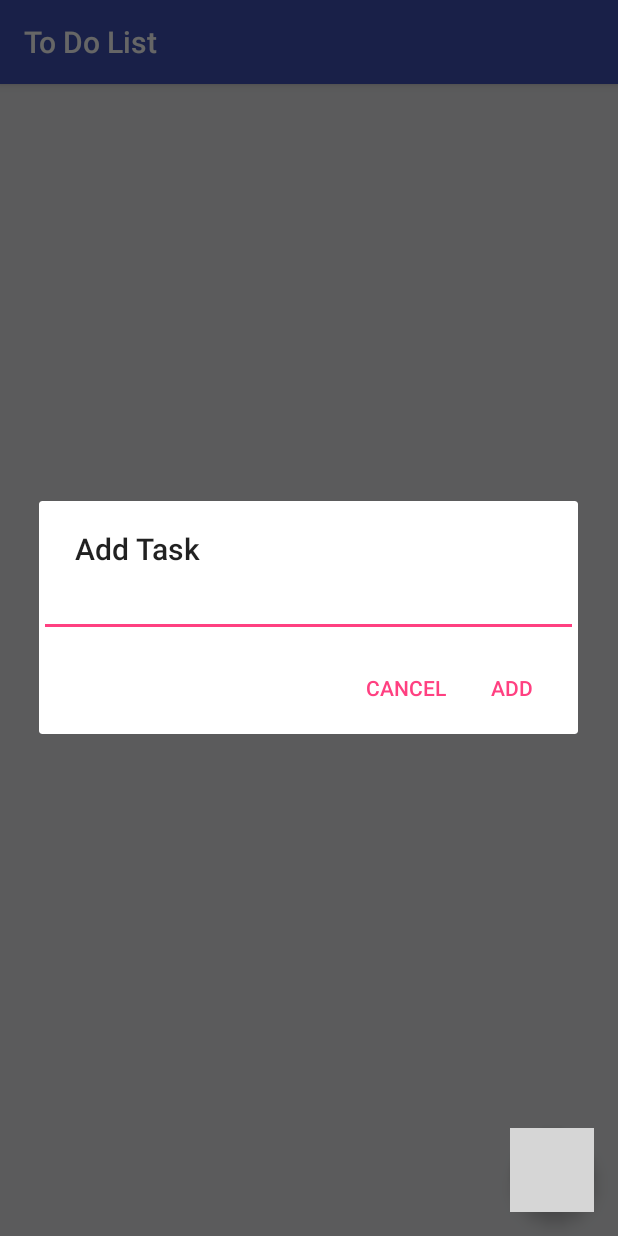
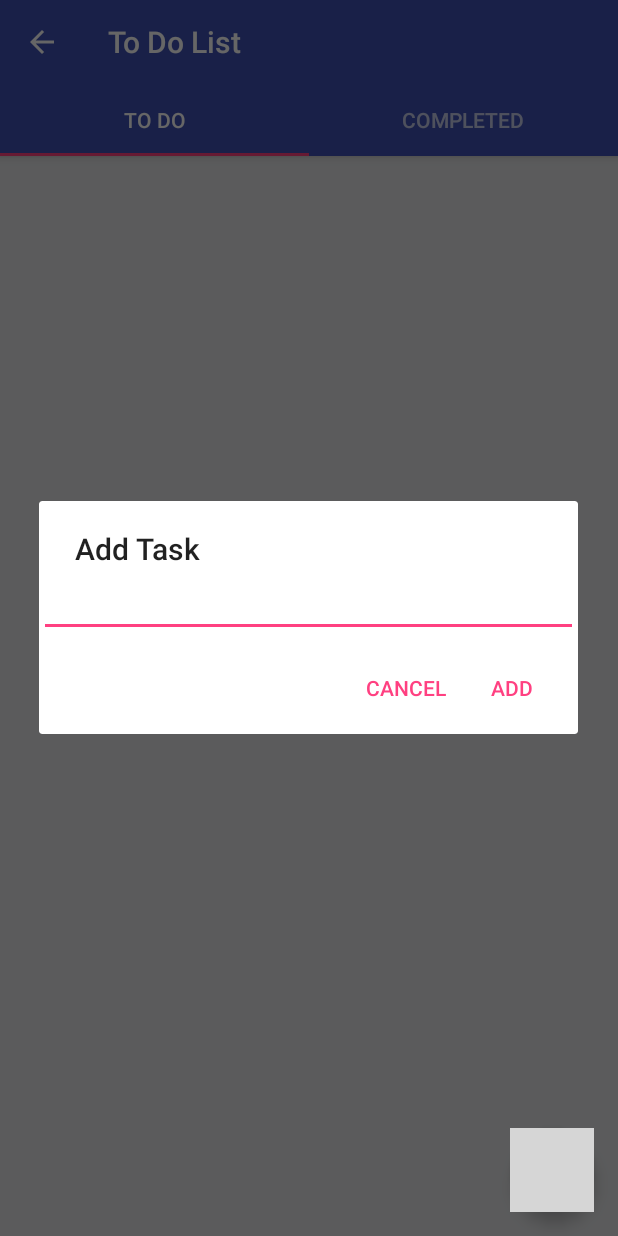
Before and after one commit to billwalden/de.vogella.android.sqlite.first, an Android app: the screen it shows after launch (TestDatabaseActivity), after a tap on an icon or button, on a phone screen of 412 x 824 dp. Run offline under Robolectric (Android 15) with nearby library versions, the phone set to English and light mode, and no system bars; grey boxes are pictures that could not be loaded.

Commit message:
Update Remote 3

```diff
--- a/app/build.gradle
+++ b/app/build.gradle
@@ -6,7 +6,7 @@ android {
 
     defaultConfig {
         applicationId "com.example.igear.devogellaandroidsqlitefirst"
-        minSdkVersion 21
+        minSdkVersion 15
         targetSdkVersion 23
         versionCode 1
         versionName "1.0"
--- a/app/src/main/AndroidManifest.xml
+++ b/app/src/main/AndroidManifest.xml
@@ -7,7 +7,7 @@
         android:icon="@mipmap/ic_launcher"
         android:label="@string/app_name"
         android:supportsRtl="true"
-        android:theme="@style/AppTheme">
+        android:theme="@style/MyMaterialTheme">
         <activity android:name=".ui.activity.TestDatabaseActivity">
             <intent-filter>
                 <action android:name="android.intent.action.MAIN" />
--- a/app/src/main/java/com/example/igear/devogellaandroidsqlitefirst/ui/activity/TestDatabaseActivity.java
+++ b/app/src/main/java/com/example/igear/devogellaandroidsqlitefirst/ui/activity/TestDatabaseActivity.java
@@ -2,34 +2,64 @@ package com.example.igear.devogellaandroidsqlitefirst.ui.activity;
 
 
 import android.os.Bundle;
-import android.support.v4.app.DialogFragment;
+import android.support.design.widget.TabLayout;
+import android.support.v4.app.Fragment;
 import android.support.v4.app.FragmentManager;
+import android.support.v4.app.FragmentPagerAdapter;
+import android.support.v4.view.ViewPager;
 import android.support.v7.app.AppCompatActivity;
+import android.support.v7.widget.Toolbar;
 import android.util.Log;
 import android.view.View;
 
 import com.example.igear.devogellaandroidsqlitefirst.R;
 import com.example.igear.devogellaandroidsqlitefirst.ui.dialog.AddItemDialog;
+import com.example.igear.devogellaandroidsqlitefirst.ui.fragment.CompletedListFragment;
 import com.example.igear.devogellaandroidsqlitefirst.ui.fragment.ToDoListFragment;
+
+import java.util.ArrayList;
+import java.util.List;
 
 
 public class TestDatabaseActivity extends AppCompatActivity {
     private ToDoListFragment _mainFragment = new ToDoListFragment();
+    private Toolbar toolbar;
+    private TabLayout tabLayout;
+    private ViewPager viewPager;
 
     @Override
     protected void onCreate(Bundle savedInstanceState) {
         super.onCreate(savedInstanceState);
         setContentView(R.layout.activity_test_database);
+
+        toolbar = (Toolbar) findViewById(R.id.toolbar);
+        setSupportActionBar(toolbar);
         getSupportActionBar().setTitle(R.string.app_name);
-        FragmentManager fm = getSupportFragmentManager();
-        fm.beginTransaction().replace(R.id.am_content, _mainFragment).commit();
+
+        getSupportActionBar().setDisplayHomeAsUpEnabled(true);
+
+        viewPager = (ViewPager) findViewById(R.id.viewpager);
+        setupViewPager(viewPager);
+
+        tabLayout = (TabLayout) findViewById(R.id.tabs);
+        tabLayout.setupWithViewPager(viewPager);
+
+       // FragmentManager fm = getSupportFragmentManager();
+        //fm.beginTransaction().replace(R.id.am_content, _mainFragment).commit();
+    }
+
+    private void setupViewPager(ViewPager viewPager) {
+        ViewPagerAdapter adapter = new ViewPagerAdapter(getSupportFragmentManager());
+        adapter.addFragment(new ToDoListFragment(), "To Do");
+        adapter.addFragment(new CompletedListFragment(), "Completed");
+        viewPager.setAdapter(adapter);
     }
     //Will be called via the onClick attribute
     //of the buttons in main.xml
     public void onClick(View view) {
         switch ((view.getId())){
             case R.id.fab_button:
-                AddItemDialog newFragment = (AddItemDialog) AddItemDialog.getDialogInstance();
+                AddItemDialog newFragment = AddItemDialog.getDialogInstance();
                 newFragment.show(getFragmentManager(), "dialog");
                 break;
         }
@@ -45,4 +75,33 @@ public class TestDatabaseActivity extends AppCompatActivity {
         // Do stuff here.
         Log.i("FragmentAlertDialog", "Negative click!");
     }
+    class ViewPagerAdapter extends FragmentPagerAdapter {
+        private final List<Fragment> mFragmentList = new ArrayList<>();
+        private final List<String> mFragmentTitleList = new ArrayList<>();
+
+        public ViewPagerAdapter(FragmentManager manager) {
+            super(manager);
+        }
+
+        @Override
+        public Fragment getItem(int position) {
+            return mFragmentList.get(position);
+        }
+
+        @Override
+        public int getCount() {
+            return mFragmentList.size();
+        }
+
+        public void addFragment(Fragment fragment, String title) {
+            mFragmentList.add(fragment);
+            mFragmentTitleList.add(title);
+        }
+
+        @Override
+        public CharSequence getPageTitle(int position) {
+            return mFragmentTitleList.get(position);
+        }
+    }
+
 }
--- /dev/null
+++ b/app/src/main/java/com/example/igear/devogellaandroidsqlitefirst/ui/fragment/CompletedListFragment.java
@@ -0,0 +1,23 @@
+package com.example.igear.devogellaandroidsqlitefirst.ui.fragment;
+
+import android.support.v4.app.Fragment;
+import android.os.Bundle;
+import android.view.LayoutInflater;
+import android.view.View;
+import android.view.ViewGroup;
+import android.widget.RelativeLayout;
+
+import com.example.igear.devogellaandroidsqlitefirst.R;
+
+/**
+ * Created by IGear on 8/15/2016.
+ */
+
+public class CompletedListFragment extends Fragment  {
+    private RelativeLayout _mainLayout;
+    @Override
+    public View onCreateView(LayoutInflater inflater, ViewGroup container, Bundle savedInstanceState) {
+        _mainLayout = (RelativeLayout) inflater.inflate(R.layout.completed_fragment_test, container, false);
+        return _mainLayout;
+    }
+}
--- a/app/src/main/java/com/example/igear/devogellaandroidsqlitefirst/ui/fragment/OnStartDragListener.java
+++ b/app/src/main/java/com/example/igear/devogellaandroidsqlitefirst/ui/fragment/OnStartDragListener.java
@@ -12,5 +12,5 @@ public interface OnStartDragListener {
 
     void onItemMoved(ToDoItem itemDragged);
 
-    void onDismissed();
+    void onDismissed(int position);
 }
--- a/app/src/main/res/layout/activity_test_database.xml
+++ b/app/src/main/res/layout/activity_test_database.xml
@@ -1,23 +1,42 @@
 <?xml version="1.0" encoding="utf-8"?>
-<RelativeLayout xmlns:android="http://schemas.android.com/apk/res/android"
+<android.support.design.widget.CoordinatorLayout xmlns:android="http://schemas.android.com/apk/res/android"
+    xmlns:app="http://schemas.android.com/apk/res-auto"
+    android:layout_width="match_parent"
+    android:layout_height="match_parent">
+
+    <android.support.design.widget.AppBarLayout
+        android:layout_width="match_parent"
+        android:layout_height="wrap_content"
+        android:theme="@style/ThemeOverlay.AppCompat.Dark.ActionBar">
+
+        <android.support.v7.widget.Toolbar
+            android:id="@+id/toolbar"
+            android:layout_width="match_parent"
+            android:layout_height="?attr/actionBarSize"
+            android:background="?attr/colorPrimary"
+            app:layout_scrollFlags="scroll|enterAlways"
+            app:popupTheme="@style/ThemeOverlay.AppCompat.Light" />
+
+        <android.support.design.widget.TabLayout
+            android:id="@+id/tabs"
+            android:layout_width="match_parent"
+            android:layout_height="wrap_content"
+            app:tabMode="fixed"
+            app:tabGravity="fill"/>
+    </android.support.design.widget.AppBarLayout>
+
+    <android.support.v4.view.ViewPager
+        android:id="@+id/viewpager"
         android:layout_width="match_parent"
         android:layout_height="match_parent"
-    android:orientation="vertical" >
+        app:layout_behavior="@string/appbar_scrolling_view_behavior"  />
 
-    <LinearLayout
-        android:orientation="horizontal"
-        android:id="@+id/group"
-        android:layout_width="wrap_content"
-        android:layout_height="wrap_content" >
-
-    </LinearLayout>
-
-    <FrameLayout
-        android:id="@+id/am_content"
-        android:layout_width="match_parent"
-        android:layout_height="match_parent"
-        android:layout_below="@+id/group">
-
+    <FrameLayout xmlns:android="http://schemas.android.com/apk/res/android"
+        android:layout_width="fill_parent"
+        android:layout_height="fill_parent"
+        android:layout_marginTop="100dp"
+        android:id="@+id/am_content">
+    </FrameLayout>
     <android.support.design.widget.FloatingActionButton
         android:id="@+id/fab_button"
         android:layout_width="71dp"
@@ -29,5 +48,4 @@
         android:onClick="onClick"
         android:layout_alignBottom="@+id/toDoList_recycler"
         android:layout_alignEnd="@+id/toDoList_recycler" />
-    </FrameLayout>
-</RelativeLayout>
+</android.support.design.widget.CoordinatorLayout>
--- a/app/src/main/res/values-w820dp/dimens.xml
+++ /dev/null
@@ -1,6 +0,0 @@
-<resources>
-    <!-- Example customization of dimensions originally defined in res/values/dimens.xml
-         (such as screen margins) for screens with more than 820dp of available width. This
-         would include 7" and 10" devices in landscape (~960dp and ~1280dp respectively). -->
-    <dimen name="activity_horizontal_margin">64dp</dimen>
-</resources>
--- a/app/src/main/res/values/colors.xml
+++ b/app/src/main/res/values/colors.xml
@@ -3,6 +3,9 @@
     <color name="colorPrimary">#3F51B5</color>
     <color name="colorPrimaryDark">#303F9F</color>
     <color name="colorAccent">#FF4081</color>
+    <color name="textColorPrimary">#FFFFFF</color>
+    <color name="windowBackground">#FFFFFF</color>
+    <color name="navigationBarColor">#000000</color>
     <color name="toDoItemBackground">#FFFFFF</color>
     <color name="background">#e4e5e7</color>
 </resources>
--- a/app/src/main/res/values/styles.xml
+++ b/app/src/main/res/values/styles.xml
@@ -3,9 +3,22 @@
     <!-- Base application theme. -->
     <style name="AppTheme" parent="Theme.AppCompat.Light.DarkActionBar">
         <!-- Customize your theme here. -->
+        <item name="windowActionBar">false</item>
+        <item name="colorPrimary">@color/colorPrimary</item>
+        <item name="colorPrimaryDark">@color/colorPrimaryDark</item>
+        <item name="colorAccent">@color/colorAccent</item>
+    </style>
+    <style name="MyMaterialTheme" parent="MyMaterialTheme.Base">
+
+    </style>
+
+    <style name="MyMaterialTheme.Base" parent="Theme.AppCompat.Light.DarkActionBar">
+        <item name="windowNoTitle">true</item>
+        <item name="windowActionBar">false</item>
         <item name="colorPrimary">@color/colorPrimary</item>
         <item name="colorPrimaryDark">@color/colorPrimaryDark</item>
         <item name="colorAccent">@color/colorAccent</item>
     </style>
 
+
 </resources>
```
Also changed, not shown: app/src/main/java/com/example/igear/devogellaandroidsqlitefirst/sqlite/MySQLiteHelper.java (+8 -0 lines), app/src/main/java/com/example/igear/devogellaandroidsqlitefirst/sqlite/ToDoListDataSource.java (+22 -21 lines), app/src/main/java/com/example/igear/devogellaandroidsqlitefirst/ui/fragment/ToDoAdapter.java (+16 -5 lines), app/src/main/java/com/example/igear/devogellaandroidsqlitefirst/ui/fragment/ToDoListFragment.java (+17 -6 lines), app/src/main/res/layout/completed_fragment_test.xml (added, +20 -0 lines), app/src/main/res/layout/tab_fragment_one.xml (added, +15 -0 lines), app/src/main/res/layout/tab_fragment_two.xml (added, +14 -0 lines), app/src/main/res/values/dimens.xml (+8 -3 lines). Lines whose indentation alone changed are shown as unchanged.
